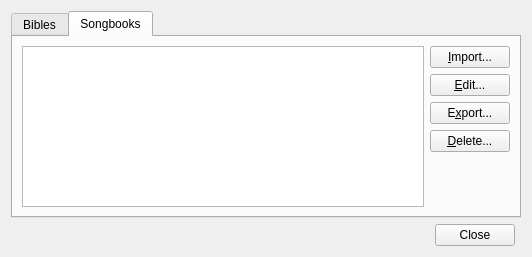
Above: src/managedatadialog.ui from SoftProjector/src before the change. Below: the same form after it.
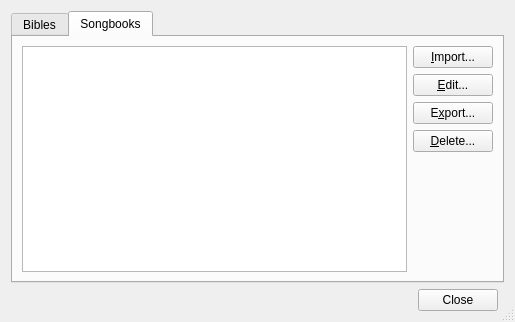
That is the form after the change. The open tabs and pages were chosen to show the change.

Commit message: Made the manage dialog box resizable and default size bigger

```diff
--- a/src/managedatadialog.ui
+++ b/src/managedatadialog.ui
@@ -6,13 +6,16 @@
    <rect>
     <x>0</x>
     <y>0</y>
-    <width>532</width>
-    <height>257</height>
+    <width>515</width>
+    <height>322</height>
    </rect>
   </property>
   <property name="windowTitle">
    <string>Manage Database</string>
   </property>
+  <property name="sizeGripEnabled">
+   <bool>true</bool>
+  </property>
   <layout class="QGridLayout" name="gridLayout_2">
    <item row="0" column="0" colspan="4">
     <widget class="QTabWidget" name="tabWidget">
```
Left out of the diff: 2 changed lines with no effect on the pictures.
